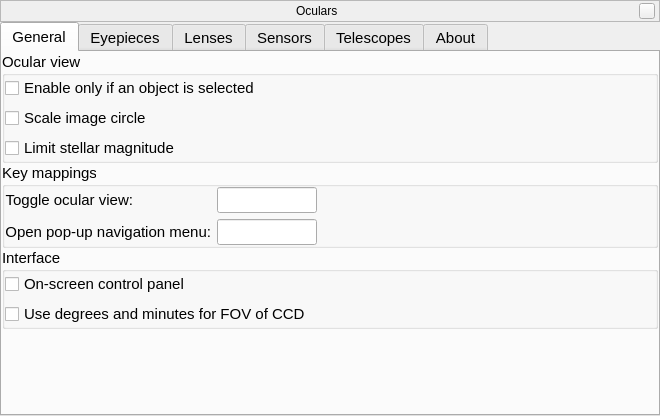
This is plugins/Oculars/src/gui/ocularDialog.ui in 519984307/stellarium_src as Qt 5 draws it before an edit. The edited form follows.
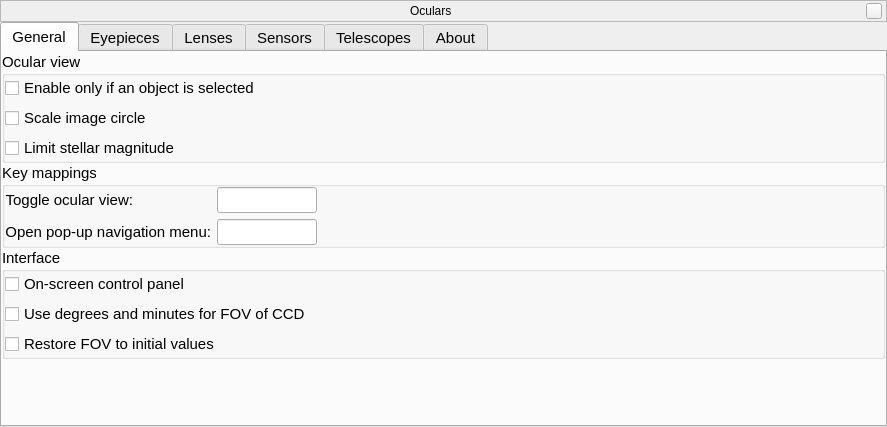
This is the edited form. The open tabs and pages were chosen to show the change. Icons and pictures are not drawn. Custom widgets are drawn as their Qt base class.

Commit message: added two mode for restoring initial FOV in the Oculars plugin

```diff
--- a/plugins/Oculars/src/gui/ocularDialog.ui
+++ b/plugins/Oculars/src/gui/ocularDialog.ui
@@ -6,8 +6,8 @@
    <rect>
     <x>0</x>
     <y>0</y>
-    <width>660</width>
-    <height>416</height>
+    <width>887</width>
+    <height>427</height>
    </rect>
   </property>
   <property name="sizePolicy">
@@ -345,6 +345,16 @@
                </property>
               </widget>
              </item>
+             <item>
+              <widget class="QCheckBox" name="checkBoxInitialFOV">
+               <property name="toolTip">
+                <string>Mark it if you want value of FOV is same like at the startup of Stellarium.</string>
+               </property>
+               <property name="text">
+                <string>Restore FOV to initial values</string>
+               </property>
+              </widget>
+             </item>
             </layout>
            </widget>
           </item>
```
Left out of the diff: 2 changed lines with no effect on the pictures. The commit also changes 3 other files.
